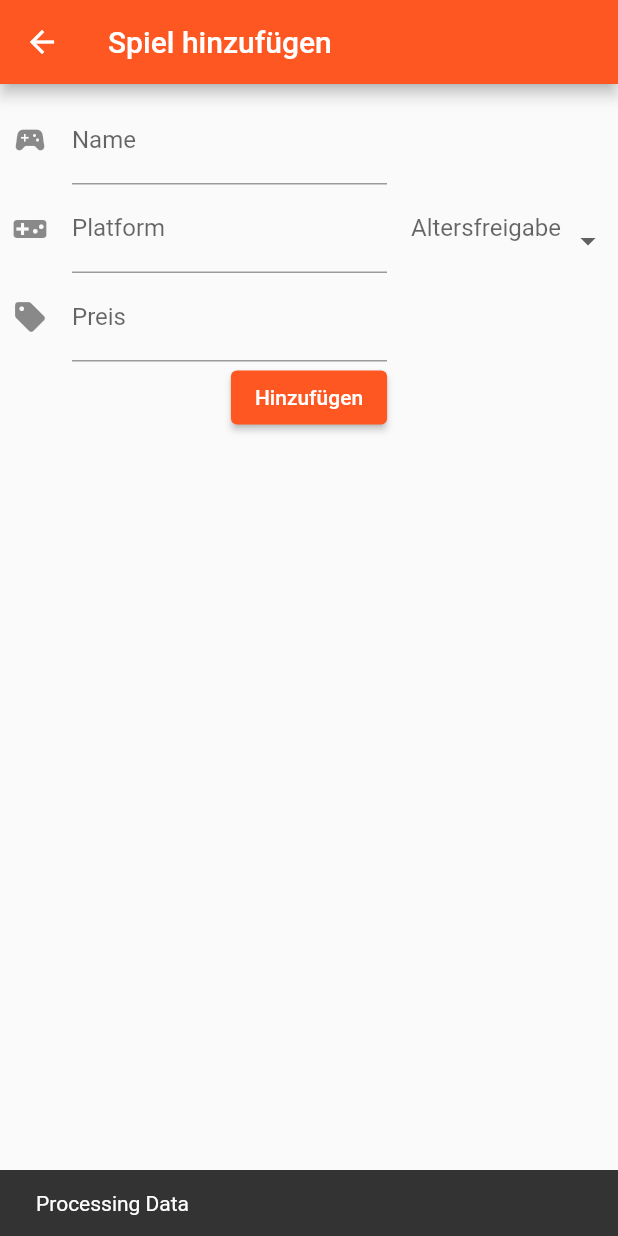
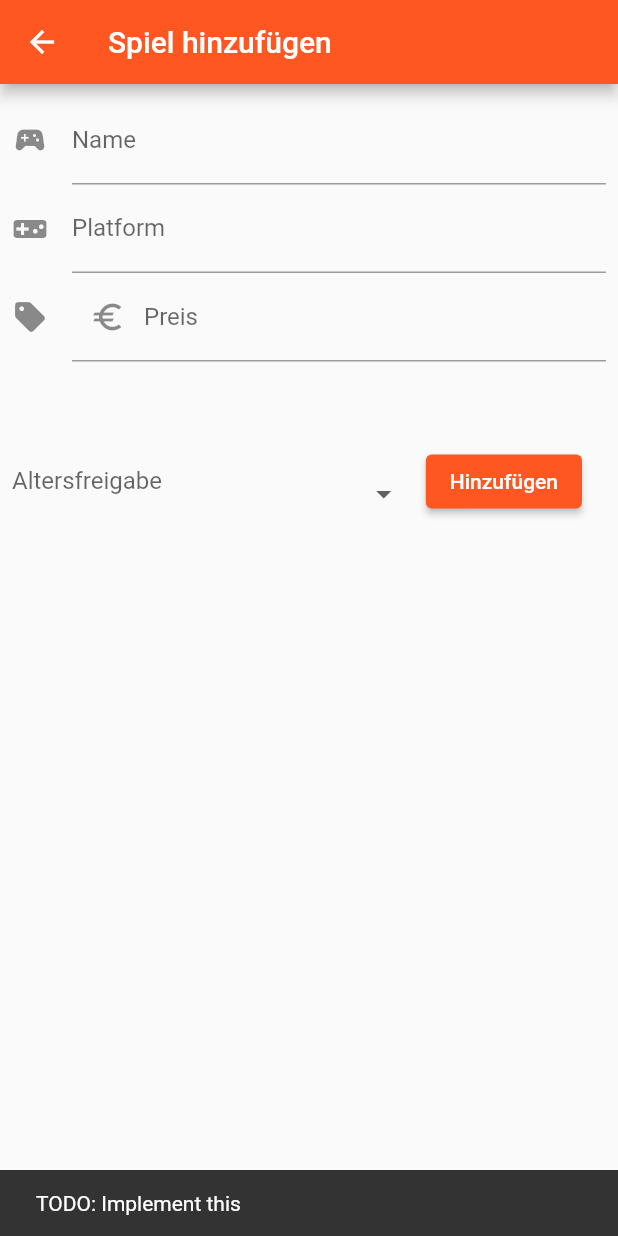
Before and after one commit to PhiliGuertler/pile-of-shame, a Flutter app: the AddGameScreen screen opened directly, after a tap on "Hinzufügen", on a phone screen of 412 x 824 dp. Run offline on Flutter 3.47's test engine with Material 2 defaults, Android fonts, the phone set to English and light mode, and no system bars; our stand-ins replace dropdown_button2, transparent_image.

Commit message:
updated layout

```diff
--- a/pile_of_shame/lib/src/screens/game_addition.dart
+++ b/pile_of_shame/lib/src/screens/game_addition.dart
@@ -79,24 +79,16 @@ class _AddGameScreenState extends State<AddGameScreen> {
           autovalidateMode: AutovalidateMode.always,
           child: Column(
             children: [
-              Row(
-                children: [
-                  Expanded(
-                    child: Container(
-                      padding: const EdgeInsets.only(right: 16.0),
-                      child: Column(
-                        children: [
               TextFormField(
                 decoration: const InputDecoration(
                   icon: Icon(Icons.sports_esports),
-                              hintText:
-                                  'NieR: Automata, Super Mario Odyssey, ...',
+                  hintText: 'NieR: Automata, Super Mario Odyssey, ...',
                   labelText: 'Name',
                 ),
               ),
               Autocomplete(
-                            fieldViewBuilder: ((context, textEditingController,
-                                focusNode, onFieldSubmitted) {
+                fieldViewBuilder: ((context, textEditingController, focusNode,
+                    onFieldSubmitted) {
                   return TextFormField(
                     controller: textEditingController,
                     focusNode: focusNode,
@@ -112,8 +104,9 @@ class _AddGameScreenState extends State<AddGameScreen> {
                     return const Iterable<String>.empty();
                   }
                   return platforms.where((platform) {
-                                return platform.toLowerCase().contains(
-                                    textEditingValue.text.toLowerCase());
+                    return platform
+                        .toLowerCase()
+                        .contains(textEditingValue.text.toLowerCase());
                   });
                 }),
               ),
@@ -121,6 +114,7 @@ class _AddGameScreenState extends State<AddGameScreen> {
                 decoration: const InputDecoration(
                   icon: Icon(Icons.sell),
                   labelText: 'Preis',
+                  prefixIcon: Icon(Icons.euro),
                 ),
                 validator: (String? value) {
                   if (value == null || value.isEmpty) return null;
@@ -130,14 +124,13 @@ class _AddGameScreenState extends State<AddGameScreen> {
                 },
                 keyboardType: TextInputType.number,
               ),
-                        ],
-                      ),
-                    ),
-                  ),
-                  SizedBox(
-                    width: 130,
-                    height: 120,
-                    child: DropdownButtonHideUnderline(
+              Center(
+                child: Row(
+                  children: [
+                    Expanded(
+                      child: SizedBox(
+                        // width: 130,
+                        height: 160,
                         child: DropdownButtonFormField2<AgeRestriction>(
                           decoration: const InputDecoration(
                             labelText: 'Altersfreigabe',
@@ -150,8 +143,8 @@ class _AddGameScreenState extends State<AddGameScreen> {
                           ),
                           isExpanded: true,
                           itemHeight: 70,
-                        buttonHeight: 120,
-                        dropdownWidth: 100,
+                          buttonHeight: 160,
+                          // dropdownWidth: 100,
                           value: _selectedAge,
                           items: AgeRestriction.values
                               .map<DropdownMenuItem<AgeRestriction>>(
@@ -173,20 +166,24 @@ class _AddGameScreenState extends State<AddGameScreen> {
                         ),
                       ),
                     ),
-                ],
-              ),
-              ElevatedButton(
+                    Container(
+                      padding: const EdgeInsets.all(16.0),
+                      child: ElevatedButton(
                         onPressed: () {
                           // Validate returns true if the form is valid, or false otherwise.
                           if (_formKey.currentState!.validate()) {
-                      // If the form is valid, display a snackbar. In the real world,
-                      // you'd often call a server or save the information in a database.
                             ScaffoldMessenger.of(context).showSnackBar(
-                        const SnackBar(content: Text('Processing Data')),
+                              const SnackBar(
+                                  content: Text('TODO: Implement this')),
                             );
                           }
                         },
-                  child: const Text('Hinzufügen'))
+                        child: const Text('Hinzufügen'),
+                      ),
+                    ),
+                  ],
+                ),
+              ),
             ],
           ),
         ),
```
Lines whose indentation alone changed are shown as unchanged.
